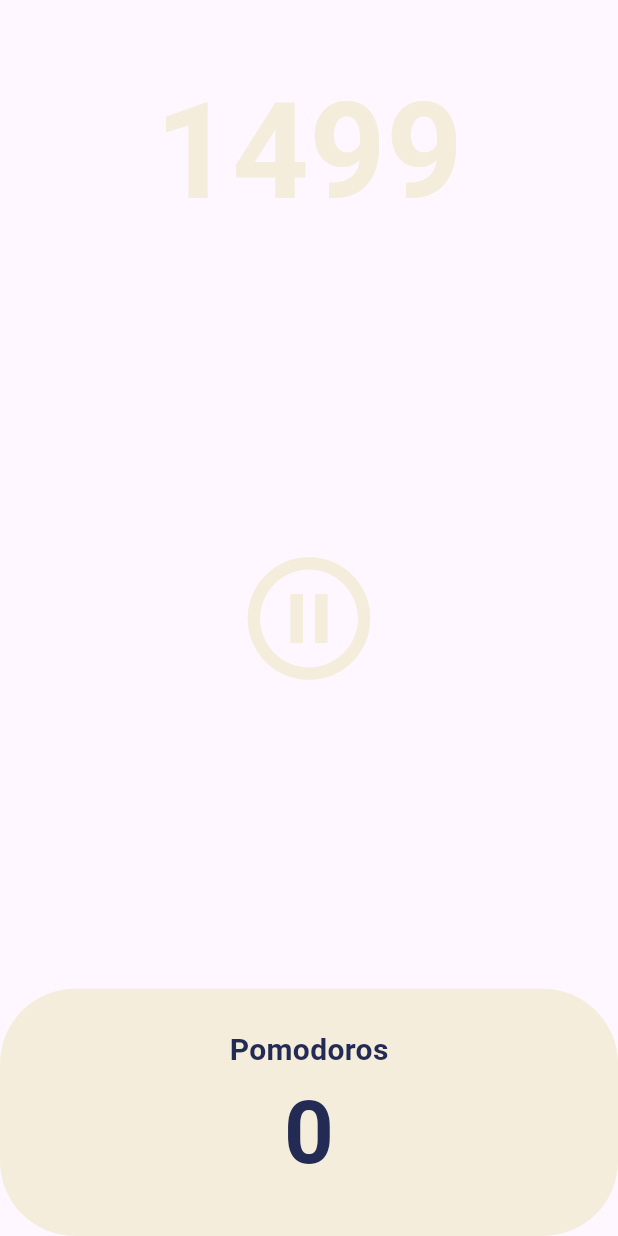
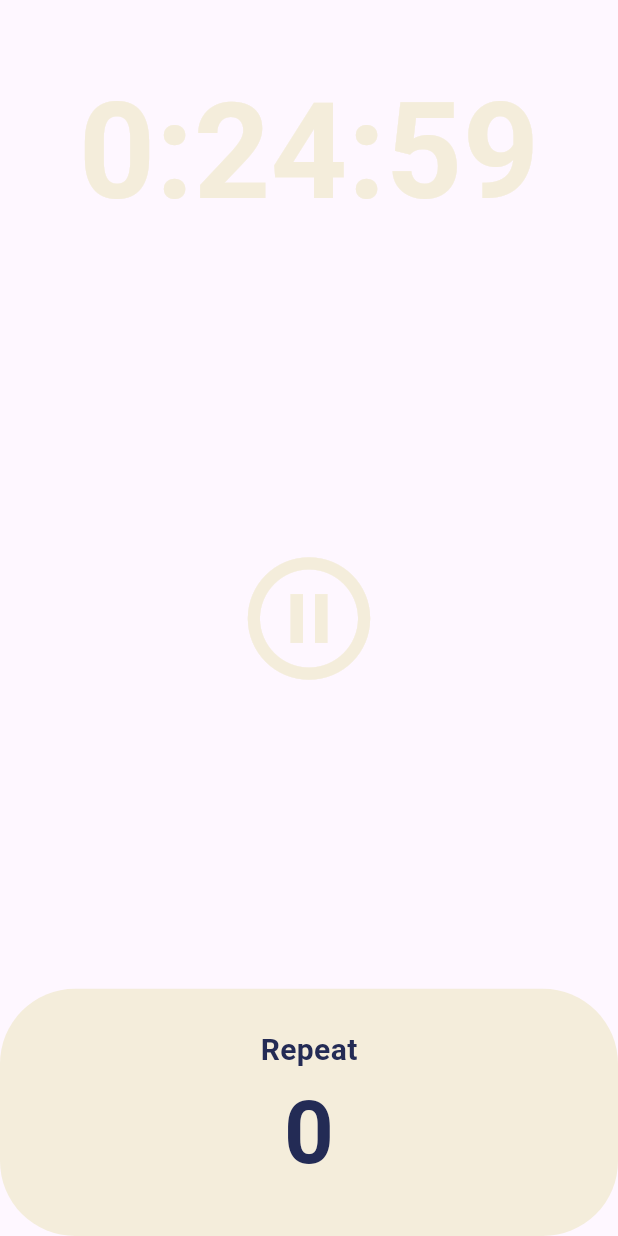
Before and after one commit to gisellekim/flutter-Timer, a Flutter app: the screen it shows after launch, after a tap on the "play circle outline" icon, on a phone screen of 412 x 824 dp. Run offline on Flutter 3.47's test engine with Material 3 defaults, Android fonts, the phone set to English and light mode, and no system bars.

Commit message:
feat: formatted timer

```diff
--- a/lib/screens/home_screen.dart
+++ b/lib/screens/home_screen.dart
@@ -12,14 +12,25 @@ class HomeScreen extends StatefulWidget {
 }
 
 class _HomeScreenState extends State<HomeScreen> {
-  int totalSeconds = 1500;
+  static const twentyFiveMinutes = 1500;
+  int totalSeconds = twentyFiveMinutes;
   bool isRunning = false;
+  int totalRepeats = 0;
   late Timer timer;
 
   void onTick(Timer timer) {
-    setState(() {
-      totalSeconds -= 1;
-    });
+    if (totalSeconds == 0) {
+      setState(() {
+        totalRepeats += 1;
+        isRunning = false;
+        totalSeconds = twentyFiveMinutes;
+      });
+      timer.cancel();
+    } else {
+      setState(() {
+        totalSeconds -= 1;
+      });
+    }
   }
 
   void onStartPressed() {
@@ -36,6 +47,11 @@ class _HomeScreenState extends State<HomeScreen> {
     });
   }
 
+  String format(int seconds) {
+    var duration = Duration(seconds: seconds);
+    return duration.toString().split(".").first;
+  }
+
   @override
   Widget build(BuildContext context) {
     return Scaffold(
@@ -47,7 +63,7 @@ class _HomeScreenState extends State<HomeScreen> {
             child: Container(
               alignment: Alignment.bottomCenter,
               child: Text(
-                '$totalSeconds',
+                format(totalSeconds),
                 style: TextStyle(
                   color: Theme.of(context).cardColor,
                   fontSize: 89,
@@ -78,11 +94,11 @@ class _HomeScreenState extends State<HomeScreen> {
                     decoration: BoxDecoration(
                         color: Theme.of(context).cardColor,
                         borderRadius: BorderRadius.circular(50)),
-                    child: const Column(
+                    child: Column(
                       mainAxisAlignment: MainAxisAlignment.center,
                       children: [
-                        Text(
-                          'Pomodoros',
+                        const Text(
+                          'Repeat',
                           style: TextStyle(
                             fontSize: 20,
                             fontWeight: FontWeight.w600,
@@ -90,8 +106,8 @@ class _HomeScreenState extends State<HomeScreen> {
                           ),
                         ),
                         Text(
-                          '0',
-                          style: TextStyle(
+                          '$totalRepeats',
+                          style: const TextStyle(
                             fontSize: 58,
                             fontWeight: FontWeight.w600,
                             color: Color(0xFF232B55),
```
